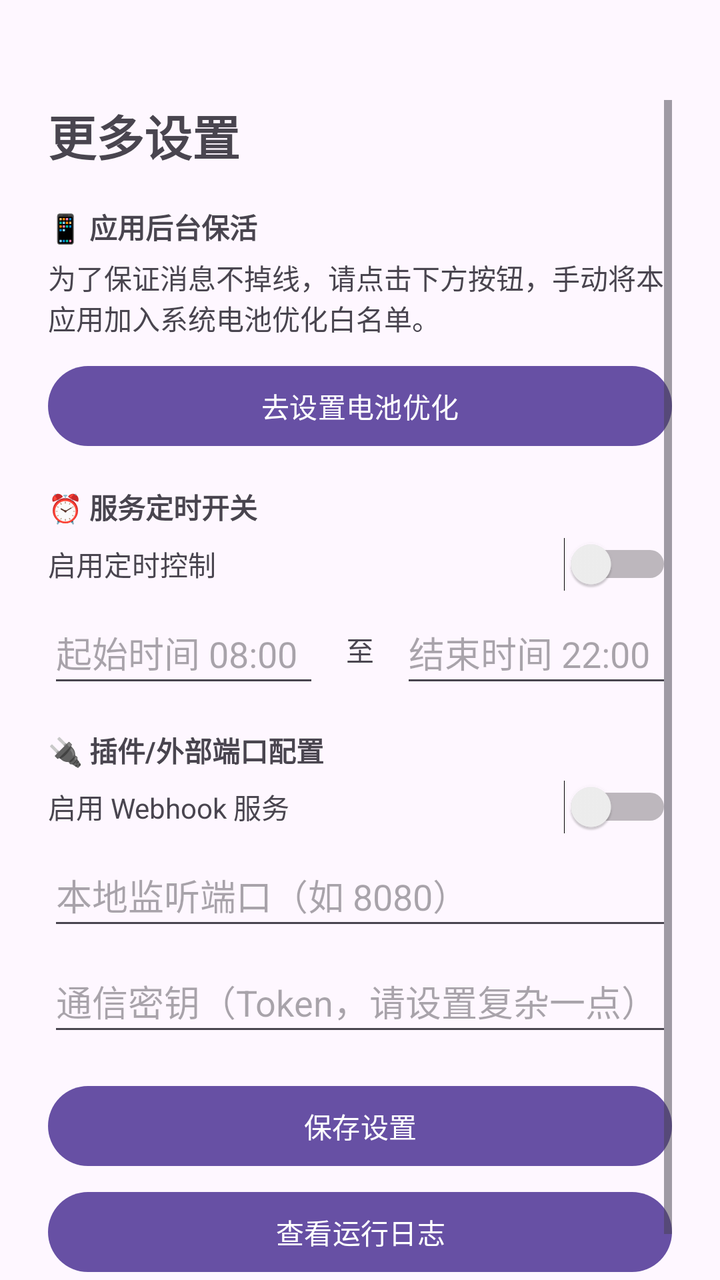
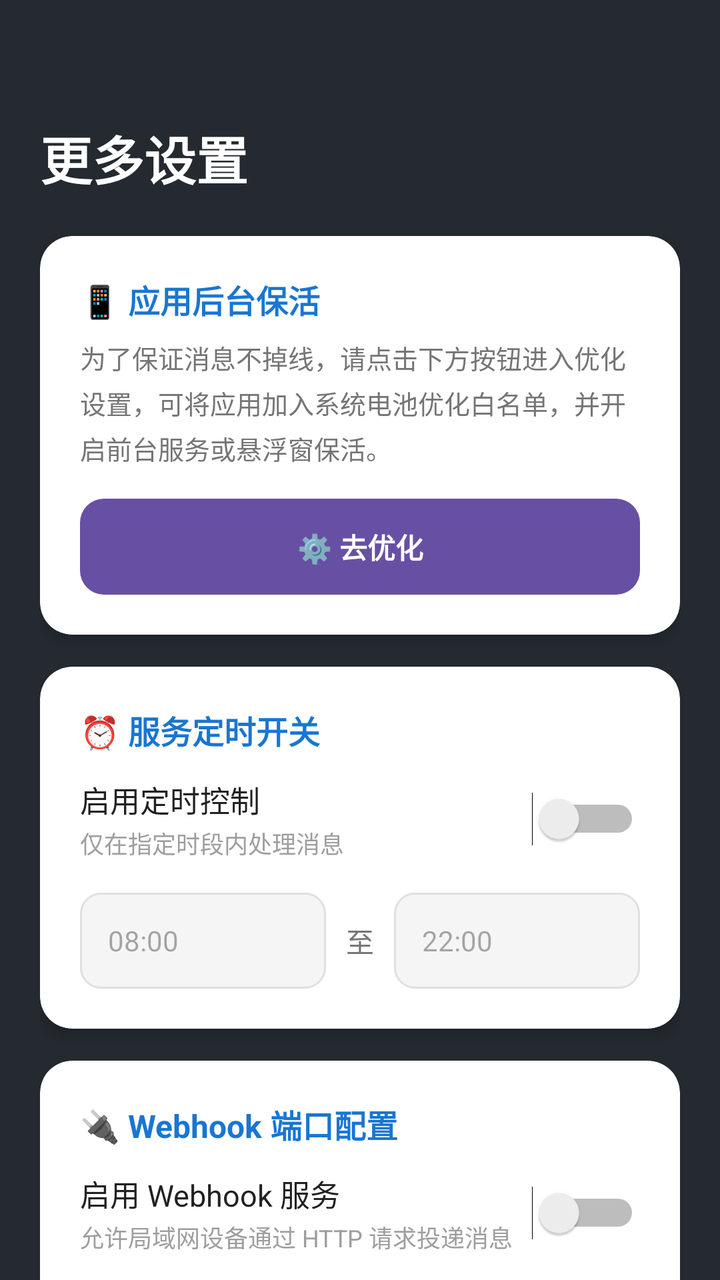

An Android layout rendered at two revisions. The XML below is the earlier revision; the diff shows what the commit changed to produce the second picture.
<!-- AndroidManifest.xml: application theme Theme.QQAIHelper -->
<!-- res/layout/activity_settings.xml -->
<?xml version="1.0" encoding="utf-8"?>
<LinearLayout xmlns:android="http://schemas.android.com/apk/res/android"
    android:layout_width="match_parent"
    android:layout_height="match_parent"
    android:orientation="vertical"
    android:fitsSystemWindows="true"
    android:paddingTop="50dp">

    
    <ScrollView
        android:layout_width="match_parent"
        android:layout_height="match_parent"
        android:layout_marginLeft="24dp"
        android:layout_marginRight="24dp">

        <LinearLayout
            android:layout_width="match_parent"
            android:layout_height="wrap_content"
            android:orientation="vertical"
            android:paddingBottom="24dp">

            <TextView
                android:layout_width="wrap_content"
                android:layout_height="wrap_content"
                android:text="更多设置"
                android:textSize="24sp"
                android:textStyle="bold"
                android:layout_marginBottom="10dp"/>

            
            <TextView
                android:layout_width="wrap_content"
                android:layout_height="wrap_content"
                android:text="📱 应用后台保活"
                android:textStyle="bold"
                android:layout_marginTop="8dp"/>

            <TextView
                android:layout_width="wrap_content"
                android:layout_height="wrap_content"
                android:text="为了保证消息不掉线，请点击下方按钮，手动将本应用加入系统电池优化白名单。"
                android:textSize="14sp"
                android:layout_marginTop="5dp"/>

            <Button
                android:id="@+id/btnBatteryOptimization"
                android:layout_width="match_parent"
                android:layout_height="wrap_content"
                android:layout_marginTop="10dp"
                android:text="去设置电池优化" />

            
            <TextView
                android:layout_width="wrap_content"
                android:layout_height="wrap_content"
                android:text="⏰ 服务定时开关"
                android:textStyle="bold"
                android:layout_marginTop="16dp"/>

            <LinearLayout
                android:layout_width="match_parent"
                android:layout_height="wrap_content"
                android:orientation="horizontal"
                android:gravity="center_vertical"
                android:layout_marginTop="5dp">

                <TextView
                    android:layout_width="0dp"
                    android:layout_height="wrap_content"
                    android:layout_weight="1"
                    android:text="启用定时控制" />

                <Switch
                    android:id="@+id/switchSchedule"
                    android:layout_width="wrap_content"
                    android:layout_height="wrap_content" />
            </LinearLayout>

            <LinearLayout
                android:layout_width="match_parent"
                android:layout_height="wrap_content"
                android:orientation="horizontal"
                android:layout_marginTop="5dp">

                <EditText
                    android:id="@+id/etStartTime"
                    android:layout_width="0dp"
                    android:layout_height="wrap_content"
                    android:layout_weight="1"
                    android:hint="起始时间 08:00"
                    android:inputType="time"
                    android:minHeight="48dp" />

                <TextView
                    android:layout_width="wrap_content"
                    android:layout_height="wrap_content"
                    android:text=" 至 "
                    android:layout_marginHorizontal="10dp"
                    android:layout_gravity="center_vertical"/>

                <EditText
                    android:id="@+id/etEndTime"
                    android:layout_width="0dp"
                    android:layout_height="wrap_content"
                    android:layout_weight="1"
                    android:hint="结束时间 22:00"
                    android:inputType="time"
                    android:minHeight="48dp" />
            </LinearLayout>

            
            <TextView
                android:layout_width="wrap_content"
                android:layout_height="wrap_content"
                android:text="🔌 插件/外部端口配置"
                android:textStyle="bold"
                android:layout_marginTop="16dp"/>

            <LinearLayout
                android:layout_width="match_parent"
                android:layout_height="wrap_content"
                android:orientation="horizontal"
                android:gravity="center_vertical"
                android:layout_marginTop="5dp">

                <TextView
                    android:layout_width="0dp"
                    android:layout_height="wrap_content"
                    android:layout_weight="1"
                    android:text="启用 Webhook 服务" />

                <Switch
                    android:id="@+id/switchWebhook"
                    android:layout_width="wrap_content"
                    android:layout_height="wrap_content" />
            </LinearLayout>

            <EditText
                android:id="@+id/etWebhookPort"
                android:layout_width="match_parent"
                android:layout_height="wrap_content"
                android:layout_marginTop="5dp"
                android:hint="本地监听端口（如 8080）"
                android:inputType="number"
                android:minHeight="48dp" />

            <EditText
                android:id="@+id/etWebhookToken"
                android:layout_width="match_parent"
                android:layout_height="wrap_content"
                android:layout_marginTop="5dp"
                android:hint="通信密钥（Token，请设置复杂一点）"
                android:inputType="text"
                android:minHeight="48dp" />

            <Button
                android:id="@+id/btnSaveSettings"
                android:layout_width="match_parent"
                android:layout_height="wrap_content"
                android:layout_marginTop="16dp"
                android:text="保存设置" />

            <Button
                android:id="@+id/btnViewLogs"
                android:layout_width="match_parent"
                android:layout_height="wrap_content"
                android:layout_marginTop="5dp"
                android:text="查看运行日志" />

        </LinearLayout>

    </ScrollView>

</LinearLayout>
<!-- resources referenced by this layout -->
<resources>
  <style name="Theme.QQAIHelper" parent="Base.Theme.QQAIHelper" />
  <style name="Base.Theme.QQAIHelper" parent="Theme.Material3.DayNight.NoActionBar">
          
          
      </style>
</resources>

<!-- the commit's change to res/layout/activity_settings.xml (unified diff, before → after) -->
@@ -1,17 +1,19 @@
 <?xml version="1.0" encoding="utf-8"?>
 <LinearLayout xmlns:android="http://schemas.android.com/apk/res/android"
+    xmlns:app="http://schemas.android.com/apk/res-auto"
     android:layout_width="match_parent"
     android:layout_height="match_parent"
     android:orientation="vertical"
     android:fitsSystemWindows="true"
-    android:paddingTop="50dp">
-
-    
+    android:paddingTop="60dp"
+    android:background="#252A31">
+
     <ScrollView
         android:layout_width="match_parent"
         android:layout_height="match_parent"
-        android:layout_marginLeft="24dp"
-        android:layout_marginRight="24dp">
+        android:layout_marginLeft="20dp"
+        android:layout_marginRight="20dp"
+        android:scrollbars="none">
 
         <LinearLayout
             android:layout_width="match_parent"
@@ -23,152 +25,297 @@
                 android:layout_width="wrap_content"
                 android:layout_height="wrap_content"
                 android:text="更多设置"
-                android:textSize="24sp"
+                android:textSize="26sp"
                 android:textStyle="bold"
-                android:layout_marginBottom="10dp"/>
+                android:textColor="#FFFFFF"
+                android:layout_marginBottom="20dp"/>
 
             
-            <TextView
-                android:layout_width="wrap_content"
-                android:layout_height="wrap_content"
-                android:text="📱 应用后台保活"
-                android:textStyle="bold"
-                android:layout_marginTop="8dp"/>
-
-            <TextView
-                android:layout_width="wrap_content"
-                android:layout_height="wrap_content"
-                android:text="为了保证消息不掉线，请点击下方按钮，手动将本应用加入系统电池优化白名单。"
-                android:textSize="14sp"
-                android:layout_marginTop="5dp"/>
-
-            <Button
-                android:id="@+id/btnBatteryOptimization"
-                android:layout_width="match_parent"
-                android:layout_height="wrap_content"
-                android:layout_marginTop="10dp"
-                android:text="去设置电池优化" />
+            <androidx.cardview.widget.CardView
+                android:layout_width="match_parent"
+                android:layout_height="wrap_content"
+                android:layout_marginBottom="16dp"
+                app:cardBackgroundColor="#FFFFFF"
+                app:cardCornerRadius="16dp"
+                app:cardElevation="4dp">
+
+                <LinearLayout
+                    android:layout_width="match_parent"
+                    android:layout_height="wrap_content"
+                    android:orientation="vertical"
+                    android:padding="20dp">
+
+                    <TextView
+                        android:layout_width="wrap_content"
+                        android:layout_height="wrap_content"
+                        android:text="📱 应用后台保活"
+                        android:textSize="16sp"
+                        android:textStyle="bold"
+                        android:textColor="#1976D2"
+                        android:layout_marginBottom="8dp"/>
+
+                    <TextView
+                        android:layout_width="match_parent"
+                        android:layout_height="wrap_content"
+                        android:text="为了保证消息不掉线，请点击下方按钮进入优化设置，可将应用加入系统电池优化白名单，并开启前台服务或悬浮窗保活。"
+                        android:textSize="13sp"
+                        android:textColor="#757575"
+                        android:lineSpacingExtra="4dp"
+                        android:layout_marginBottom="16dp"/>
+
+                    <Button
+                        android:id="@+id/btnBatteryOptimization"
+                        android:layout_width="match_parent"
+                        android:layout_height="wrap_content"
+                        android:minHeight="48dp"
+                        android:text="⚙️ 去优化"
+                        android:textColor="#FFFFFF"
+                        android:textSize="14sp"
+                        android:textStyle="bold"
+                        android:textAllCaps="false"
+                        android:background="@drawable/btn_secondary_selector" />
+
+                </LinearLayout>
+            </androidx.cardview.widget.CardView>
 
             
-            <TextView
-                android:layout_width="wrap_content"
-                android:layout_height="wrap_content"
-                android:text="⏰ 服务定时开关"
-                android:textStyle="bold"
-                android:layout_marginTop="16dp"/>
-
-            <LinearLayout
-                android:layout_width="match_parent"
-                android:layout_height="wrap_content"
-                android:orientation="horizontal"
-                android:gravity="center_vertical"
-                android:layout_marginTop="5dp">
-
-                <TextView
-                    android:layout_width="0dp"
+            <androidx.cardview.widget.CardView
+                android:layout_width="match_parent"
+                android:layout_height="wrap_content"
+                android:layout_marginBottom="16dp"
+                app:cardBackgroundColor="#FFFFFF"
+                app:cardCornerRadius="16dp"
+                app:cardElevation="4dp">
+
+                <LinearLayout
+                    android:layout_width="match_parent"
                     android:layout_height="wrap_content"
-                    android:layout_weight="1"
-                    android:text="启用定时控制" />
-
-                <Switch
-                    android:id="@+id/switchSchedule"
-                    android:layout_width="wrap_content"
-                    android:layout_height="wrap_content" />
-            </LinearLayout>
-
-            <LinearLayout
-                android:layout_width="match_parent"
-                android:layout_height="wrap_content"
-                android:orientation="horizontal"
-                android:layout_marginTop="5dp">
-
-                <EditText
-                    android:id="@+id/etStartTime"
-                    android:layout_width="0dp"
+                    android:orientation="vertical"
+                    android:padding="20dp">
+
+                    <TextView
+                        android:layout_width="wrap_content"
+                        android:layout_height="wrap_content"
+                        android:text="⏰ 服务定时开关"
+                        android:textSize="16sp"
+                        android:textStyle="bold"
+                        android:textColor="#1976D2"
+                        android:layout_marginBottom="8dp"/>
+
+                    <LinearLayout
+                        android:layout_width="match_parent"
+                        android:layout_height="wrap_content"
+                        android:orientation="horizontal"
+                        android:gravity="center_vertical"
+                        android:paddingVertical="4dp">
+
+                        <LinearLayout
+                            android:layout_width="0dp"
+                            android:layout_height="wrap_content"
+                            android:layout_weight="1"
+                            android:orientation="vertical">
+
+                            <TextView
+                                android:layout_width="wrap_content"
+                                android:layout_height="wrap_content"
+                                android:text="启用定时控制"
+                                android:textSize="15sp"
+                                android:textColor="#212121"/>
+
+                            <TextView
+                                android:layout_width="wrap_content"
+                                android:layout_height="wrap_content"
+                                android:layout_marginTop="2dp"
+                                android:text="仅在指定时段内处理消息"
+                                android:textSize="12sp"
+                                android:textColor="#9E9E9E"/>
+                        </LinearLayout>
+
+                        <Switch
+                            android:id="@+id/switchSchedule"
+                            android:layout_width="wrap_content"
+                            android:layout_height="wrap_content" />
+                    </LinearLayout>
+
+                    <LinearLayout
+                        android:layout_width="match_parent"
+                        android:layout_height="wrap_content"
+                        android:orientation="horizontal"
+                        android:gravity="center_vertical"
+                        android:layout_marginTop="12dp">
+
+                        <EditText
+                            android:id="@+id/etStartTime"
+                            android:layout_width="0dp"
+                            android:layout_height="wrap_content"
+                            android:layout_weight="1"
+                            android:hint="08:00"
+                            android:inputType="time"
+                            android:minHeight="48dp"
+                            android:background="@drawable/input_bg"
+                            android:paddingHorizontal="14dp"
+                            android:textSize="14sp" />
+
+                        <TextView
+                            android:layout_width="wrap_content"
+                            android:layout_height="wrap_content"
+                            android:text="至"
+                            android:textSize="14sp"
+                            android:textColor="#757575"
+                            android:layout_marginHorizontal="10dp"
+                            android:layout_gravity="center_vertical"/>
+
+                        <EditText
+                            android:id="@+id/etEndTime"
+                            android:layout_width="0dp"
+                            android:layout_height="wrap_content"
+                            android:layout_weight="1"
+                            android:hint="22:00"
+                            android:inputType="time"
+                            android:minHeight="48dp"
+                            android:background="@drawable/input_bg"
+                            android:paddingHorizontal="14dp"
+                            android:textSize="14sp" />
+                    </LinearLayout>
+
+                </LinearLayout>
+            </androidx.cardview.widget.CardView>
+
+            
+            <androidx.cardview.widget.CardView
+                android:layout_width="match_parent"
+                android:layout_height="wrap_content"
+                android:layout_marginBottom="16dp"
+                app:cardBackgroundColor="#FFFFFF"
+                app:cardCornerRadius="16dp"
+                app:cardElevation="4dp">
+
+                <LinearLayout
+                    android:layout_width="match_parent"
                     android:layout_height="wrap_content"
-                    android:layout_weight="1"
-                    android:hint="起始时间 08:00"
-                    android:inputType="time"
-                    android:minHeight="48dp" />
-
-                <TextView
-                    android:layout_width="wrap_content"
-                    android:layout_height="wrap_content"
-                    android:text=" 至 "
-                    android:layout_marginHorizontal="10dp"
-                    android:layout_gravity="center_vertical"/>
-
-                <EditText
-                    android:id="@+id/etEndTime"
-                    android:layout_width="0dp"
-                    android:layout_height="wrap_content"
-                    android:layout_weight="1"
-                    android:hint="结束时间 22:00"
-                    android:inputType="time"
-                    android:minHeight="48dp" />
-            </LinearLayout>
+                    android:orientation="vertical"
+                    android:padding="20dp">
+
+                    <TextView
+                        android:layout_width="wrap_content"
+                        android:layout_height="wrap_content"
+                        android:text="🔌 Webhook 端口配置"
+                        android:textSize="16sp"
+                        android:textStyle="bold"
+                        android:textColor="#1976D2"
+                        android:layout_marginBottom="8dp"/>
+
+                    <LinearLayout
+                        android:layout_width="match_parent"
+                        android:layout_height="wrap_content"
+                        android:orientation="horizontal"
+                        android:gravity="center_vertical"
+                        android:paddingVertical="4dp">
+
+                        <LinearLayout
+                            android:layout_width="0dp"
+                            android:layout_height="wrap_content"
+                            android:layout_weight="1"
+                            android:orientation="vertical">
+
+                            <TextView
+                                android:layout_width="wrap_content"
+                                android:layout_height="wrap_content"
+                                android:text="启用 Webhook 服务"
+                                android:textSize="15sp"
+                                android:textColor="#212121"/>
+
+                            <TextView
+                                android:layout_width="wrap_content"
+                                android:layout_height="wrap_content"
+                                android:layout_marginTop="2dp"
+                                android:text="允许局域网设备通过 HTTP 请求投递消息"
+                                android:textSize="12sp"
+                                android:textColor="#9E9E9E"/>
+                        </LinearLayout>
+
+                        <Switch
+                            android:id="@+id/switchWebhook"
+                            android:layout_width="wrap_content"
+                            android:layout_height="wrap_content" />
+                    </LinearLayout>
+
+                    <View
+                        android:layout_width="match_parent"
+                        android:layout_height="1dp"
+                        android:background="#EEEEEE"
+                        android:layout_marginVertical="12dp"/>
+
+                    <TextView
+                        android:layout_width="wrap_content"
+                        android:layout_height="wrap_content"
+                        android:text="监听端口"
+                        android:textSize="13sp"
+                        android:textColor="#757575"
+                        android:layout_marginBottom="6dp"/>
+
+                    <EditText
+                        android:id="@+id/etWebhookPort"
+                        android:layout_width="match_parent"
+                        android:layout_height="wrap_content"
+                        android:minHeight="48dp"
+                        android:hint="8080"
+                        android:inputType="number"
+                        android:background="@drawable/input_bg"
+                        android:paddingHorizontal="14dp"
+                        android:textSize="14sp"
+                        android:layout_marginBottom="14dp" />
+
+                    <TextView
+                        android:layout_width="wrap_content"
+                        android:layout_height="wrap_content"
+                        android:text="通信密钥 Token"
+                        android:textSize="13sp"
+                        android:textColor="#757575"
+                        android:layout_marginBottom="6dp"/>
+
+                    <EditText
+                        android:id="@+id/etWebhookToken"
+                        android:layout_width="match_parent"
+                        android:layout_height="wrap_content"
+                        android:minHeight="48dp"
+                        android:hint="建议设置复杂一些，如 my_secret_2026"
+                        android:inputType="text"
+                        android:background="@drawable/input_bg"
+                        android:paddingHorizontal="14dp"
+                        android:textSize="14sp" />
+
+                </LinearLayout>
+            </androidx.cardview.widget.CardView>
 
             
-            <TextView
-                android:layout_width="wrap_content"
-                android:layout_height="wrap_content"
-                android:text="🔌 插件/外部端口配置"
-                android:textStyle="bold"
-                android:layout_marginTop="16dp"/>
-
-            <LinearLayout
-                android:layout_width="match_parent"
-                android:layout_height="wrap_content"
-                android:orientation="horizontal"
-                android:gravity="center_vertical"
-                android:layout_marginTop="5dp">
-
-                <TextView
-                    android:layout_width="0dp"
-                    android:layout_height="wrap_content"
-                    android:layout_weight="1"
-                    android:text="启用 Webhook 服务" />
-
-                <Switch
-                    android:id="@+id/switchWebhook"
-                    android:layout_width="wrap_content"
-                    android:layout_height="wrap_content" />
-            </LinearLayout>
-
-            <EditText
-                android:id="@+id/etWebhookPort"
-                android:layout_width="match_parent"
-                android:layout_height="wrap_content"
-                android:layout_marginTop="5dp"
-                android:hint="本地监听端口（如 8080）"
-                android:inputType="number"
-                android:minHeight="48dp" />
-
-            <EditText
-                android:id="@+id/etWebhookToken"
-                android:layout_width="match_parent"
-                android:layout_height="wrap_content"
-                android:layout_marginTop="5dp"
-                android:hint="通信密钥（Token，请设置复杂一点）"
-                android:inputType="text"
-                android:minHeight="48dp" />
-
             <Button
                 android:id="@+id/btnSaveSettings"
                 android:layout_width="match_parent"
                 android:layout_height="wrap_content"
-                android:layout_marginTop="16dp"
-                android:text="保存设置" />
+                android:minHeight="52dp"
+                android:text="保存设置"
+                android:textColor="#FFFFFF"
+                android:textSize="16sp"
+                android:textStyle="bold"
+                android:textAllCaps="false"
+                android:background="@drawable/btn_primary_selector"
+                android:layout_marginTop="4dp" />
 
             <Button
                 android:id="@+id/btnViewLogs"
                 android:layout_width="match_parent"
                 android:layout_height="wrap_content"
-                android:layout_marginTop="5dp"
-                android:text="查看运行日志" />
+                android:minHeight="48dp"
+                android:layout_marginTop="12dp"
+                android:text="📋 查看运行日志"
+                android:textColor="#FFFFFF"
+                android:textSize="14sp"
+                android:textStyle="bold"
+                android:textAllCaps="false"
+                android:background="@drawable/btn_secondary_selector" />
 
         </LinearLayout>
-
     </ScrollView>
 
 </LinearLayout>
<!-- resource entries referenced after the edit -->
@@ -1,9 +1,55 @@
 <!-- resources referenced by this layout -->
 <resources>
+  <!-- drawable btn_primary_selector (drawable) -->
+  <?xml version="1.0" encoding="utf-8"?>
+  <selector xmlns:android="http://schemas.android.com/apk/res/android">
+      <item android:state_pressed="true" android:drawable="@drawable/btn_primary_bg_pressed" />
+      <item android:drawable="@drawable/btn_primary_bg" />
+  </selector>
+  <!-- drawable btn_secondary_selector (drawable) -->
+  <?xml version="1.0" encoding="utf-8"?>
+  <selector xmlns:android="http://schemas.android.com/apk/res/android">
+      <item android:state_pressed="true" android:drawable="@drawable/btn_secondary_bg_pressed" />
+      <item android:drawable="@drawable/btn_secondary_bg" />
+  </selector>
+  <!-- drawable input_bg (drawable) -->
+  <?xml version="1.0" encoding="utf-8"?>
+  <shape xmlns:android="http://schemas.android.com/apk/res/android"
+      android:shape="rectangle">
+      <solid android:color="#F5F5F5" />
+      <corners android:radius="10dp" />
+      <stroke android:width="1dp" android:color="#E0E0E0" />
+  </shape>
   <style name="Theme.QQAIHelper" parent="Base.Theme.QQAIHelper" />
-  <style name="Base.Theme.QQAIHelper" parent="Theme.Material3.DayNight.NoActionBar">
-          
-          
+  <!-- drawable btn_primary_bg_pressed (drawable) -->
+  <?xml version="1.0" encoding="utf-8"?>
+  <shape xmlns:android="http://schemas.android.com/apk/res/android"
+      android:shape="rectangle">
+      <solid android:color="#1565C0" />
+      <corners android:radius="12dp" />
+  </shape>
+  <!-- drawable btn_primary_bg (drawable) -->
+  <?xml version="1.0" encoding="utf-8"?>
+  <shape xmlns:android="http://schemas.android.com/apk/res/android"
+      android:shape="rectangle">
+      <solid android:color="#2979FF" />
+      <corners android:radius="12dp" />
+  </shape>
+  <!-- drawable btn_secondary_bg_pressed (drawable) -->
+  <?xml version="1.0" encoding="utf-8"?>
+  <shape xmlns:android="http://schemas.android.com/apk/res/android"
+      android:shape="rectangle">
+      <solid android:color="#0091EA" />
+      <corners android:radius="12dp" />
+  </shape>
+  <!-- drawable btn_secondary_bg (drawable) -->
+  <?xml version="1.0" encoding="utf-8"?>
+  <shape xmlns:android="http://schemas.android.com/apk/res/android"
+      android:shape="rectangle">
+      <solid android:color="#00B0FF" />
+      <corners android:radius="12dp" />
+  </shape>
+  <style name="Base.Theme.QQAIHelper" parent="Theme.Material3.Light.NoActionBar">
       </style>
 </resources>
 
